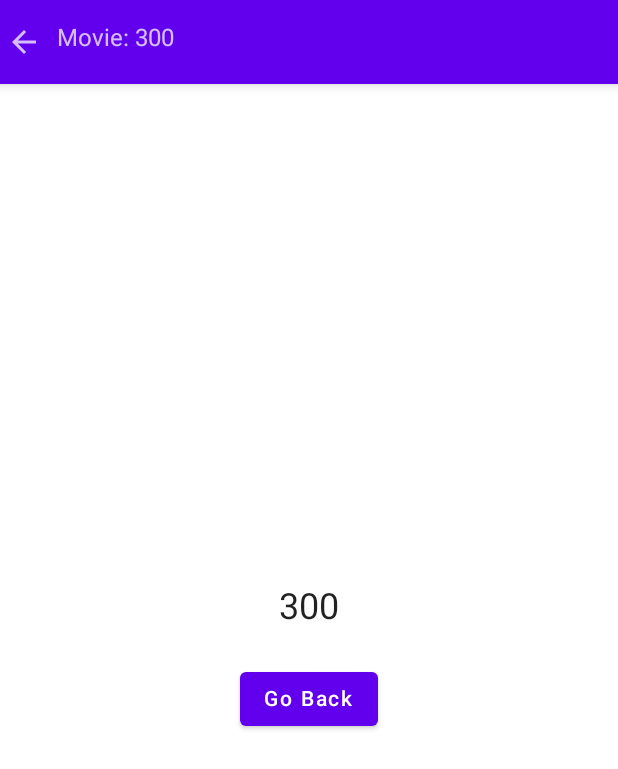
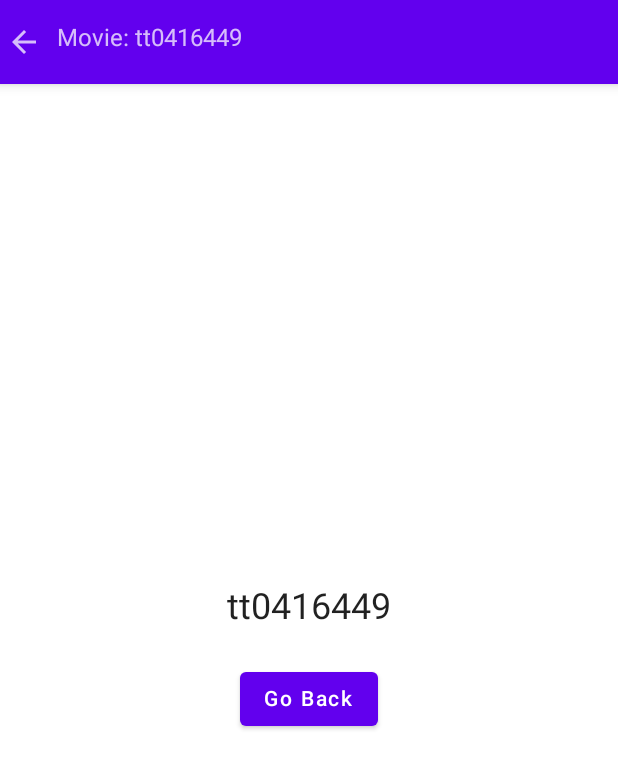
Before and after one commit to geanclv/JetComMovieApp_11, an Android app built with Jetpack Compose: the screen it shows after launch (MainActivity), after a tap on "300", on a phone screen of 412 x 824 dp. Shown: the top 769 px of the screen. Run offline under Robolectric (Android 15) with nearby library versions, the phone set to English and light mode, and no system bars; pictures from the network do not load.

Commit message:
Creating a Data Class that contain the Movie detail. Modifying the MovieList in order to obtain the information from the Movie Class. Loading images with Coil.

```diff
--- a/app/build.gradle
+++ b/app/build.gradle
@@ -57,6 +57,9 @@ dependencies {
     //Navigation Jetpack Compose
     implementation("androidx.navigation:navigation-compose:2.5.0")
 
+    //Image loader: Coil
+    implementation "io.coil-kt:coil-compose:2.1.0"
+
     testImplementation 'junit:junit:4.13.2'
     androidTestImplementation 'androidx.test.ext:junit:1.1.3'
     androidTestImplementation 'androidx.test.espresso:espresso-core:3.4.0'
--- a/app/src/main/AndroidManifest.xml
+++ b/app/src/main/AndroidManifest.xml
@@ -2,6 +2,8 @@
 <manifest xmlns:android="http://schemas.android.com/apk/res/android"
     xmlns:tools="http://schemas.android.com/tools"
     package="com.geancarloleiva.jetcommovieapp_11">
+
+    <uses-permission android:name="android.permission.INTERNET" />
 
     <application
         android:allowBackup="true"
--- /dev/null
+++ b/app/src/main/java/com/geancarloleiva/jetcommovieapp_11/model/Movie.kt
@@ -0,0 +1,188 @@
+package com.geancarloleiva.jetcommovieapp_11.model
+
+data class Movie(
+    val id: String,
+    val title: String,
+    val year: String,
+    val genre: String,
+    val director: String,
+    val actors: String,
+    val plot: String,
+    val poster: String,
+    val images: List<String>,
+    val rating: String
+)
+
+fun getMovies(): List<Movie> {
+    return listOf(
+        Movie(
+            id = "tt0499549",
+            title = "Avatar",
+            year = "2009",
+            genre = "Action, Adventure, Fantasy",
+            director = "James Cameron",
+            actors = "Sam Worthington, Zoe Saldana, Sigourney Weaver, Stephen Lang",
+            plot = "A paraplegic marine dispatched to the moon Pandora on a unique mission becomes torn between following his orders and protecting the world he feels is his home.",
+            poster = "http://ia.media-imdb.com/images/M/MV5BMTYwOTEwNjAzMl5BMl5BanBnXkFtZTcwODc5MTUwMw@@._V1_SX300.jpg",
+            images = listOf(
+                "https://images-na.ssl-images-amazon.com/images/M/MV5BMjEyOTYyMzUxNl5BMl5BanBnXkFtZTcwNTg0MTUzNA@@._V1_SX1500_CR0,0,1500,999_AL_.jpg",
+                "https://images-na.ssl-images-amazon.com/images/M/MV5BNzM2MDk3MTcyMV5BMl5BanBnXkFtZTcwNjg0MTUzNA@@._V1_SX1777_CR0,0,1777,999_AL_.jpg",
+                "https://images-na.ssl-images-amazon.com/images/M/MV5BMTY2ODQ3NjMyMl5BMl5BanBnXkFtZTcwODg0MTUzNA@@._V1_SX1777_CR0,0,1777,999_AL_.jpg",
+                "https://images-na.ssl-images-amazon.com/images/M/MV5BMTMxOTEwNDcxN15BMl5BanBnXkFtZTcwOTg0MTUzNA@@._V1_SX1777_CR0,0,1777,999_AL_.jpg",
+                "https://images-na.ssl-images-amazon.com/images/M/MV5BMTYxMDg1Nzk1MV5BMl5BanBnXkFtZTcwMDk0MTUzNA@@._V1_SX1500_CR0,0,1500,999_AL_.jpg"
+            ),
+            rating = "7.9"
+        ),
+
+        Movie(
+            id = "tt0416449",
+            title = "300",
+            year = "2006",
+            genre = "Action, Drama, Fantasy",
+            director = "Zack Snyder",
+            actors = "Gerard Butler, Lena Headey, Dominic West, David Wenham",
+            plot = "King Leonidas of Sparta and a force of 300 men fight the Persians at Thermopylae in 480 B.C.",
+            poster = "http://ia.media-imdb.com/images/M/MV5BMjAzNTkzNjcxNl5BMl5BanBnXkFtZTYwNDA4NjE3._V1_SX300.jpg",
+            images = listOf(
+                "https://images-na.ssl-images-amazon.com/images/M/MV5BMTMwNTg5MzMwMV5BMl5BanBnXkFtZTcwMzA2NTIyMw@@._V1_SX1777_CR0,0,1777,937_AL_.jpg",
+                "https://images-na.ssl-images-amazon.com/images/M/MV5BMTQwNTgyNTMzNF5BMl5BanBnXkFtZTcwNDA2NTIyMw@@._V1_SX1777_CR0,0,1777,935_AL_.jpg",
+                "https://images-na.ssl-images-amazon.com/images/M/MV5BMTc0MjQzOTEwMV5BMl5BanBnXkFtZTcwMzE2NTIyMw@@._V1_SX1777_CR0,0,1777,947_AL_.jpg"
+
+            ),
+            rating = "7.7"
+        ),
+
+        Movie(
+            id = "tt0848228",
+            title = "The Avengers",
+            year = "2012",
+            genre = "Action, Sci-Fi, Thriller",
+            director = "Joss Whedon",
+            actors = "Robert Downey Jr., Chris Evans, Mark Ruffalo, Chris Hemsworth",
+            plot = "Earth's mightiest heroes must come together and learn to fight as a team if they are to stop the mischievous Loki and his alien army from enslaving humanity.",
+            poster = "http://ia.media-imdb.com/images/M/MV5BMTk2NTI1MTU4N15BMl5BanBnXkFtZTcwODg0OTY0Nw@@._V1_SX300.jpg",
+            images = listOf(
+                "https://images-na.ssl-images-amazon.com/images/M/MV5BMTA0NjY0NzE4OTReQTJeQWpwZ15BbWU3MDczODg2Nzc@._V1_SX1777_CR0,0,1777,999_AL_.jpg",
+                "https://images-na.ssl-images-amazon.com/images/M/MV5BMjE1MzEzMjcyM15BMl5BanBnXkFtZTcwNDM4ODY3Nw@@._V1_SX1777_CR0,0,1777,999_AL_.jpg",
+                "https://images-na.ssl-images-amazon.com/images/M/MV5BMjMwMzM2MTg1M15BMl5BanBnXkFtZTcwNjM4ODY3Nw@@._V1_SX1777_CR0,0,1777,999_AL_.jpg",
+                "https://images-na.ssl-images-amazon.com/images/M/MV5BMTQ4NzM2Mjc5MV5BMl5BanBnXkFtZTcwMTkwOTY3Nw@@._V1_SX1777_CR0,0,1777,999_AL_.jpg",
+                "https://images-na.ssl-images-amazon.com/images/M/MV5BMTc3MzQ3NjA5N15BMl5BanBnXkFtZTcwMzY5OTY3Nw@@._V1_SX1777_CR0,0,1777,999_AL_.jpg"
+            ),
+            rating = "8.1"
+        ),
+
+        Movie(
+            id = "tt0993846",
+            title = "The Wolf of Wall Street",
+            year = "2013",
+            genre = "Biography, Comedy, Crime",
+            director = "Martin Scorsese",
+            actors = "Leonardo DiCaprio, Jonah Hill, Margot Robbie, Matthew McConaughey",
+            plot = "Based on the true story of Jordan Belfort, from his rise to a wealthy stock-broker living the high life to his fall involving crime, corruption and the federal government.",
+            poster = "http://ia.media-imdb.com/images/M/MV5BMjIxMjgxNTk0MF5BMl5BanBnXkFtZTgwNjIyOTg2MDE@._V1_SX300.jpg",
+            images = listOf(
+                "https://images-na.ssl-images-amazon.com/images/M/MV5BNDIwMDIxNzk3Ml5BMl5BanBnXkFtZTgwMTg0MzQ4MDE@._V1_SX1500_CR0,0,1500,999_AL_.jpg",
+                "https://images-na.ssl-images-amazon.com/images/M/MV5BMTc0NzAxODAyMl5BMl5BanBnXkFtZTgwMDg0MzQ4MDE@._V1_SX1500_CR0,0,1500,999_AL_.jpg",
+                "https://images-na.ssl-images-amazon.com/images/M/MV5BMTExMDk1MDE4NzVeQTJeQWpwZ15BbWU4MDM4NDM0ODAx._V1_SX1500_CR0,0,1500,999_AL_.jpg",
+                "https://images-na.ssl-images-amazon.com/images/M/MV5BMTg3MTY4NDk4Nl5BMl5BanBnXkFtZTgwNjc0MzQ4MDE@._V1_SX1500_CR0,0,1500,999_AL_.jpg",
+                "https://images-na.ssl-images-amazon.com/images/M/MV5BMTgzMTg4MDI0Ml5BMl5BanBnXkFtZTgwOTY0MzQ4MDE@._V1_SY1000_CR0,0,1553,1000_AL_.jpg"
+            ),
+            rating = "8.2"
+        ),
+
+        Movie(
+            id = "tt0816692",
+            title = "Interstellar",
+            year = "2014",
+            genre = "Adventure, Drama, Sci-Fi",
+            director = "Christopher Nolan",
+            actors = "Ellen Burstyn, Matthew McConaughey, Mackenzie Foy, John Lithgow",
+            plot = "A team of explorers travel through a wormhole in space in an attempt to ensure humanity's survival.",
+            poster = "http://ia.media-imdb.com/images/M/MV5BMjIxNTU4MzY4MF5BMl5BanBnXkFtZTgwMzM4ODI3MjE@._V1_SX300.jpg",
+            images = listOf(
+                "https://images-na.ssl-images-amazon.com/images/M/MV5BMjA3NTEwOTMxMV5BMl5BanBnXkFtZTgwMjMyODgxMzE@._V1_SX1500_CR0,0,1500,999_AL_.jpg",
+                "https://images-na.ssl-images-amazon.com/images/M/MV5BMzQ5ODE2MzEwM15BMl5BanBnXkFtZTgwMTMyODgxMzE@._V1_SX1500_CR0,0,1500,999_AL_.jpg",
+                "https://images-na.ssl-images-amazon.com/images/M/MV5BMTg4Njk4MzY0Nl5BMl5BanBnXkFtZTgwMzIyODgxMzE@._V1_SX1500_CR0,0,1500,999_AL_.jpg",
+                "https://images-na.ssl-images-amazon.com/images/M/MV5BMzE3MTM0MTc3Ml5BMl5BanBnXkFtZTgwMDIyODgxMzE@._V1_SX1500_CR0,0,1500,999_AL_.jpg",
+                "https://images-na.ssl-images-amazon.com/images/M/MV5BNjYzNjE2NDk3N15BMl5BanBnXkFtZTgwNzEyODgxMzE@._V1_SX1500_CR0,0,1500,999_AL_.jpg"
+            ),
+            rating = "8.6"
+        ),
+
+        Movie(
+            id = "tt0944947",
+            title = "Game of Thrones",
+            year = "2011 - 2018",
+            genre = "Adventure, Drama, Fantasy",
+            director = "N/A",
+            actors = "Peter Dinklage, Lena Headey, Emilia Clarke, Kit Harington",
+            plot = "While a civil war brews between several noble families in Westeros, the children of the former rulers of the land attempt to rise up to power. Meanwhile a forgotten race, bent on destruction, plans to return after thousands of years in the North.",
+            poster = "http://ia.media-imdb.com/images/M/MV5BMjM5OTQ1MTY5Nl5BMl5BanBnXkFtZTgwMjM3NzMxODE@._V1_SX300.jpg",
+            images = listOf(
+                "https://images-na.ssl-images-amazon.com/images/M/MV5BNDc1MGUyNzItNWRkOC00MjM1LWJjNjMtZTZlYWIxMGRmYzVlXkEyXkFqcGdeQXVyMzU3MDEyNjk@._V1_SX1777_CR0,0,1777,999_AL_.jpg",
+                "https://images-na.ssl-images-amazon.com/images/M/MV5BZjZkN2M5ODgtMjQ2OC00ZjAxLWE1MjMtZDE0OTNmNGM0NWEwXkEyXkFqcGdeQXVyNjUxNzgwNTE@._V1_SX1777_CR0,0,1777,999_AL_.jpg",
+                "https://images-na.ssl-images-amazon.com/images/M/MV5BMDk4Y2Y1MDAtNGVmMC00ZTlhLTlmMmQtYjcyN2VkNzUzZjg2XkEyXkFqcGdeQXVyNjUxNzgwNTE@._V1_SX1777_CR0,0,1777,999_AL_.jpg",
+                "https://images-na.ssl-images-amazon.com/images/M/MV5BNjZjNWIzMzQtZWZjYy00ZTkwLWJiMTYtOWRkZDBhNWJhY2JmXkEyXkFqcGdeQXVyMjk3NTUyOTc@._V1_SX1777_CR0,0,1777,999_AL_.jpg",
+                "https://images-na.ssl-images-amazon.com/images/M/MV5BNTMyMTRjZWEtM2UxMS00ZjU5LWIxMTYtZDA5YmJhZmRjYTc4XkEyXkFqcGdeQXVyMjk3NTUyOTc@._V1_SX1777_CR0,0,1777,999_AL_.jpg"
+            ),
+            rating = "9.5"
+        ),
+
+        Movie(
+            id = "tt2306299",
+            title = "Vikings",
+            year = "2013–2020",
+            genre = "Action, Drama, History",
+            director = "N/A",
+            actors = "Travis Fimmel, Clive Standen, Gustaf Skarsgård, Katheryn Winnick",
+            plot = "The world of the Vikings is brought to life through the journey of Ragnar Lothbrok, the first Viking to emerge from Norse legend and onto the pages of history - a man on the edge of myth.",
+            poster = "http://ia.media-imdb.com/images/M/MV5BOTEzNzI3MDc0N15BMl5BanBnXkFtZTgwMzk1MzA5NzE@._V1_SX300.jpg",
+            images = listOf(
+                "https://images-na.ssl-images-amazon.com/images/M/MV5BMjM5MTM1ODUxNV5BMl5BanBnXkFtZTgwNTAzOTI2ODE@._V1_.jpg",
+                "https://images-na.ssl-images-amazon.com/images/M/MV5BNzU2NDcxODMyOF5BMl5BanBnXkFtZTgwNDAzOTI2ODE@._V1_.jpg",
+                "https://images-na.ssl-images-amazon.com/images/M/MV5BMjMzMzIzOTU2M15BMl5BanBnXkFtZTgwODMzMTkyODE@._V1_SY1000_SX1500_AL_.jpg",
+                "https://images-na.ssl-images-amazon.com/images/M/MV5BMTQ2NTQ2MDA3NF5BMl5BanBnXkFtZTgwODkxMDUxODE@._V1_SY1000_SX1500_AL_.jpg",
+                "https://images-na.ssl-images-amazon.com/images/M/MV5BMTcxOTQ3NTA5N15BMl5BanBnXkFtZTgwMzExMDUxODE@._V1_SY1000_SX1500_AL_.jpg"
+            ),
+            rating = "9.5"
+        ),
+
+        Movie(
+            id = "tt0903747",
+            title = "Breaking Bad",
+            year = "2008–2013",
+            genre = "Crime, Drama, Thriller",
+            director = "N/A",
+            actors = "Bryan Cranston, Anna Gunn, Aaron Paul, Dean Norris",
+            plot = "A high school chemistry teacher diagnosed with inoperable lung cancer turns to manufacturing and selling methamphetamine in order to secure his family's financial future.",
+            poster = "http://ia.media-imdb.com/images/M/MV5BMTQ0ODYzODc0OV5BMl5BanBnXkFtZTgwMDk3OTcyMDE@._V1_SX300.jpg",
+            images = listOf(
+                "https://images-na.ssl-images-amazon.com/images/M/MV5BMTgyMzI5NDc5Nl5BMl5BanBnXkFtZTgwMjM0MTI2MDE@._V1_SY1000_CR0,0,1498,1000_AL_.jpg",
+                "https://images-na.ssl-images-amazon.com/images/M/MV5BMTQ2NDkwNDk5NV5BMl5BanBnXkFtZTgwNDM0MTI2MDE@._V1_SY1000_CR0,0,1495,1000_AL_.jpg",
+                "https://images-na.ssl-images-amazon.com/images/M/MV5BMTM4NDcyNDMzMF5BMl5BanBnXkFtZTgwOTI0MTI2MDE@._V1_SY1000_CR0,0,1495,1000_AL_.jpg",
+                "https://images-na.ssl-images-amazon.com/images/M/MV5BMTAzMTczMjM3NjFeQTJeQWpwZ15BbWU4MDc1MTI1MzAx._V1_SY1000_CR0,0,1495,1000_AL_.jpg",
+                "https://images-na.ssl-images-amazon.com/images/M/MV5BMjA5MTE3MTgwMF5BMl5BanBnXkFtZTgwOTQxMjUzMDE@._V1_SX1500_CR0,0,1500,999_AL_.jpg"
+            ),
+            rating = "9.5"
+        ),
+
+        Movie(
+            id = "tt2707408",
+            title = "Narcos",
+            year = "2015-",
+            genre = "Biography, Crime, Drama",
+            director = "N/A",
+            actors = "Wagner Moura, Boyd Holbrook, Pedro Pascal, Joanna Christie",
+            plot = "A chronicled look at the criminal exploits of Colombian drug lord Pablo Escobar.",
+            poster = "http://ia.media-imdb.com/images/M/MV5BMTU0ODQ4NDg2OF5BMl5BanBnXkFtZTgwNzczNTE4OTE@._V1_SX300.jpg",
+            images = listOf(
+                "https://images-na.ssl-images-amazon.com/images/M/MV5BMTk2MDMzMTc0MF5BMl5BanBnXkFtZTgwMTAyMzA1OTE@._V1_SX1500_CR0,0,1500,999_AL_.jpg",
+                "https://images-na.ssl-images-amazon.com/images/M/MV5BMjIxMDkyOTEyNV5BMl5BanBnXkFtZTgwNjY3Mjc3OTE@._V1_SY1000_SX1500_AL_.jpg",
+                "https://images-na.ssl-images-amazon.com/images/M/MV5BMjA2NDUwMTU2NV5BMl5BanBnXkFtZTgwNTI1Mzc3OTE@._V1_SY1000_CR0,0,1499,1000_AL_.jpg",
+                "https://images-na.ssl-images-amazon.com/images/M/MV5BODA1NjAyMTQ3Ml5BMl5BanBnXkFtZTgwNjI1Mzc3OTE@._V1_SY1000_CR0,0,1499,1000_AL_.jpg",
+                "https://images-na.ssl-images-amazon.com/images/M/MV5BMTU0NzQ0OTAwNl5BMl5BanBnXkFtZTgwMDAyMzA1OTE@._V1_SX1500_CR0,0,1500,999_AL_.jpg"
+            ),
+            rating = "9.5"
+        )
+    )
+}
--- a/app/src/main/java/com/geancarloleiva/jetcommovieapp_11/screen/home/HomeScreen.kt
+++ b/app/src/main/java/com/geancarloleiva/jetcommovieapp_11/screen/home/HomeScreen.kt
@@ -1,5 +1,6 @@
 package com.geancarloleiva.jetcommovieapp_11.screen.home
 
+import androidx.compose.foundation.Image
 import androidx.compose.foundation.clickable
 import androidx.compose.foundation.layout.*
 import androidx.compose.foundation.lazy.LazyColumn
@@ -7,18 +8,23 @@ import androidx.compose.foundation.lazy.items
 import androidx.compose.foundation.shape.CornerSize
 import androidx.compose.foundation.shape.RoundedCornerShape
 import androidx.compose.material.*
-import androidx.compose.material.icons.Icons
-import androidx.compose.material.icons.filled.Home
 import androidx.compose.runtime.Composable
 import androidx.compose.ui.Alignment
 import androidx.compose.ui.Modifier
 import androidx.compose.ui.graphics.RectangleShape
+import androidx.compose.ui.platform.LocalContext
+import androidx.compose.ui.tooling.preview.Preview
 import androidx.compose.ui.unit.dp
 import androidx.navigation.NavController
+import coil.compose.rememberAsyncImagePainter
+import coil.request.ImageRequest
+import coil.transform.CircleCropTransformation
+import com.geancarloleiva.jetcommovieapp_11.model.Movie
+import com.geancarloleiva.jetcommovieapp_11.model.getMovies
 import com.geancarloleiva.jetcommovieapp_11.navigation.MovieScreens
 
 @Composable
-fun HomeScreen(navController: NavController){
+fun HomeScreen(navController: NavController) {
     Scaffold(topBar = {
         TopAppBar(
             backgroundColor = MaterialTheme.colors.primary,
@@ -32,14 +38,17 @@ fun HomeScreen(navController: NavController){
 }
 
 @Composable
-fun MainContent(navController: NavController,
-    lstMovie: List<String> = listOf("300", "200", "200", "200", "200", "200", "200", "200")) {
+fun MainContent(
+    navController: NavController,
+    lstMovie: List<Movie> = getMovies()
+) {
     Column(modifier = Modifier.padding(12.dp)) {
         LazyColumn {
             items(items = lstMovie) {
-                MovieRow(movie = it){ movie ->
+                MovieRow(movie = it) { movie ->
                     navController.navigate(
-                        route = MovieScreens.DetailScreen.name+"/$movie")
+                        route = MovieScreens.DetailScreen.name + "/$movie"
+                    )
                 }
             }
         }
@@ -47,14 +56,17 @@ fun MainContent(navController: NavController,
 }
 
 @Composable
-fun MovieRow(movie: String, onItemClick: (String) -> Unit) {
+fun MovieRow(
+    movie: Movie,
+    onItemClick: (String) -> Unit
+) {
     Card(
         modifier = Modifier
             .padding(4.dp)
             .fillMaxWidth()
             .height(130.dp)
             .clickable {
-                onItemClick(movie)
+                onItemClick(movie.id)
             },
         shape = RoundedCornerShape(corner = CornerSize(16.dp)),
         elevation = 6.dp
@@ -63,6 +75,13 @@ fun MovieRow(movie: String, onItemClick: (String) -> Unit) {
             verticalAlignment = Alignment.CenterVertically,
             horizontalArrangement = Arrangement.Start
         ) {
+            MovieDetail(movie = movie)
+        }
+    }
+}
+
+@Composable
+fun MovieDetail(movie: Movie) {
     Surface(
         modifier = Modifier
             .padding(12.dp)
@@ -70,9 +89,32 @@ fun MovieRow(movie: String, onItemClick: (String) -> Unit) {
         shape = RectangleShape,
         elevation = 4.dp
     ) {
-                Icon(imageVector = Icons.Default.Home, contentDescription = movie)
+        Image(
+            //Only loading the image
+            //painter = rememberAsyncImagePainter(model = movie.images[0]),
+            //Loading with a crossfade during loading
+            painter = rememberAsyncImagePainter(
+                model = ImageRequest.Builder(LocalContext.current)
+                    .data(movie.images[0])
+                    .crossfade(true)
+                    .transformations(CircleCropTransformation())
+                    .build()
+            ),
+            contentDescription = movie.title
+        )
     }
-            Text(text = movie)
+    Column(modifier = Modifier.padding(4.dp)) {
+        Text(
+            text = movie.title,
+            style = MaterialTheme.typography.h6
+        )
+        Text(
+            text = "Director: ${movie.director}",
+            style = MaterialTheme.typography.caption
+        )
+        Text(
+            text = "Release: ${movie.year}",
+            style = MaterialTheme.typography.caption
+        )
     }
 }
-}
```
Lines whose indentation alone changed are shown as unchanged.
